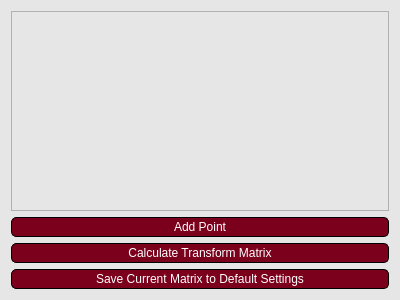
Old version of the form GUI_files/image_control_calibrator.ui in the repository goegilein/Controller.
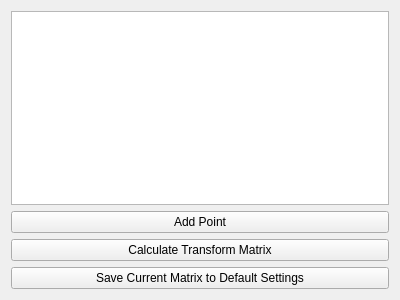
New version of the form.

Commit message: P4.2: Atelier style from BildHatcher (dark / bright, Bright mode button), .ui stylesheets removed, pictograms tinted per mode; B19

What changed in the file:
```diff
--- a/GUI_files/image_control_calibrator.ui
+++ b/GUI_files/image_control_calibrator.ui
@@ -13,135 +13,6 @@
   <property name="windowTitle">
    <string>Form</string>
   </property>
-  <property name="styleSheet">
-   <string notr="true">QWidget{
-background-color: rgb(230,230,230);
-}
-
-QGroupBox{
-color:  rgb(80, 0, 19);  /* Text color */
-font-weight: bold;  /* Bold text */
-}
-
-QLabel{
-color:  rgb(80, 0, 19);;  /* Text color */
-}
-
-QPushButton {
-	background-color: rgb(122,0,28);  /* Background color */
-	border: 1px solid rgb(0, 0, 0);
-    color: rgb(255, 255, 255);  /* Text color */
-    border-radius: 5px;  /* Rounded edges */
-	padding: 2px;
-}
-
-QPushButton:hover {
-    background-color: rgb(142, 0, 38);  /* Background color when hovered */
-	color: rgb(245, 245, 245);
-    border-color:rgb(40, 40, 40);  /* Border color when hovered */
-}
-
-QPushButton:pressed {
-   color:  rgb(80, 0, 19);  /* Background color when pressed */
-	border-color: rgb(0, 0, 0);
-}
-QPushButton:clicked {
-   background-color: rgb(80,0,19);  /* Background color when pressed */
-	border-color:  rgb(0,0, 0);
-}
-
-QPushButton:checked {
-    background-color: rgb(255,255,255);
-	color:  rgb(80, 0, 19);
-	border: 2px solid rgb(122, 0, 28);
-	font-weight: bold;  /* Bold text */
-}
-
-QPushButton:disabled {
-    background-color: rgb(180,180, 180);
-	border: 1px solid rgb(0, 0,0);
-}
-
-QDoubleSpinBox:enabled{
-background-color: rgb(255,255,255);
-color:  rgb(80, 0, 19);  /* Text color */
-border: 1px solid  rgb(122, 0, 28);  /* Border color */
-border-radius: 5px;  /* Rounded edges */
-padding : 2px;
-}
-QDoubleSpinBox:disabled{
-color: rgb(80, 0, 19);  /* Text color */
-border: 1px solid rgb(255,255,255);  /* Border color */
-border-radius: 5px;  /* Rounded edges */
-padding : 2px;
-}
-
-QSpinBox:enabled{
-background-color: rgb(255,255,255);
-color:  rgb(80, 0, 19);  /* Text color */
-border: 1px solid  rgb(122, 0, 28);  /* Border color */
-border-radius: 5px;  /* Rounded edges */
-padding : 2px;
-
-}
-QSpinBox:disabled{
-color: rgb(80, 0, 19);  /* Text color */
-border: 1px solid rgb(255,255,255);  /* Border color */
-border-radius: 5px;  /* Rounded edges */
-padding : 2px;
-}
-
-QPlainTextEdit{
-background-color: rgb(255,255,255);
-border-radius: 5px;  /* Rounded edges */
-}
-
-QLineEdit:endabled{
-background-color: rgb(255,255,255);
-color:  rgb(80, 0, 19);  /* Text color */
-border: 1px solid rgb(0,0,0);  /* Border color */
-border-radius: 5px;  /* Rounded edges */
-padding : 2px;
-}
-
-QLineEdit:disabled{
-background-color: rgb(230,230,230);
-color:  rgb(80, 0, 19);  /* Text color */
-border: 1px solid rgb(0,0,0);  /* Border color */
-border-radius: 5px;  /* Rounded edges */
-padding : 2px;
-}
-
-QComboBox{
-background-color: rgb(255,255,255);
-color:  rgb(80, 0, 19);  /* Text color */
-border: 1px solid rgb(0,0,0);  /* Border color */
-border-radius: 5px;  /* Rounded edges */
-padding : 2px;
-}
-
-QTabBar::tab {
-    color:  rgb(80, 0, 19); 
-    border: 1px solid rgb(122,0,28);
-    padding: 5px;
-    border-top-left-radius: 5px;
-    border-top-right-radius: 5px;
-	min-width:80px;
-}
-
-QTabBar::tab:selected {
-    color:  rgb(80, 0, 19); 
-    background-color: rgb(255, 255, 255); ;
-    font-weight: bold;
-	border: 2px solid rgb(122, 0, 28);
-}
-
-QTabBar::tab:hover {
-    color:  rgb(122, 0, 28); /* Slightly lighter orange */
-	background-color: rgb(245, 245, 245); ;
-}
-</string>
-  </property>
   <layout class="QGridLayout" name="gridLayout">
    <item row="1" column="0">
     <widget class="QPushButton" name="add_point_button">
```
The commit also changes 36 other files.
